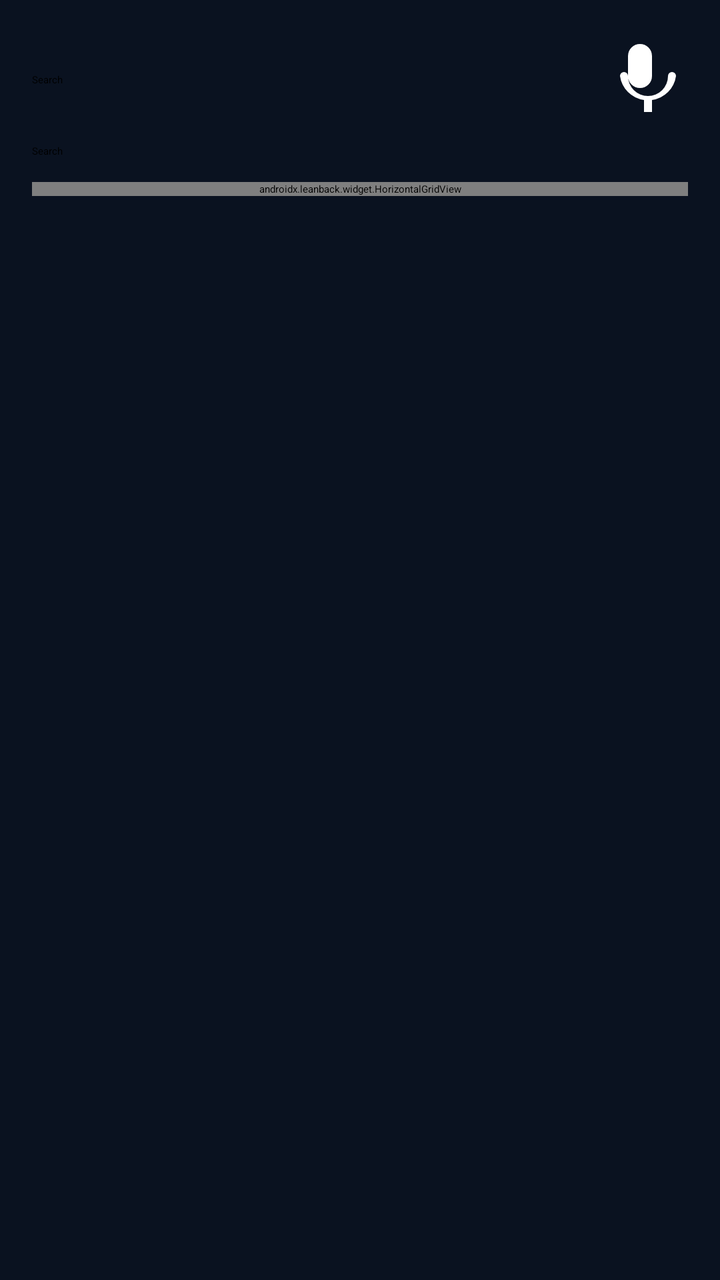
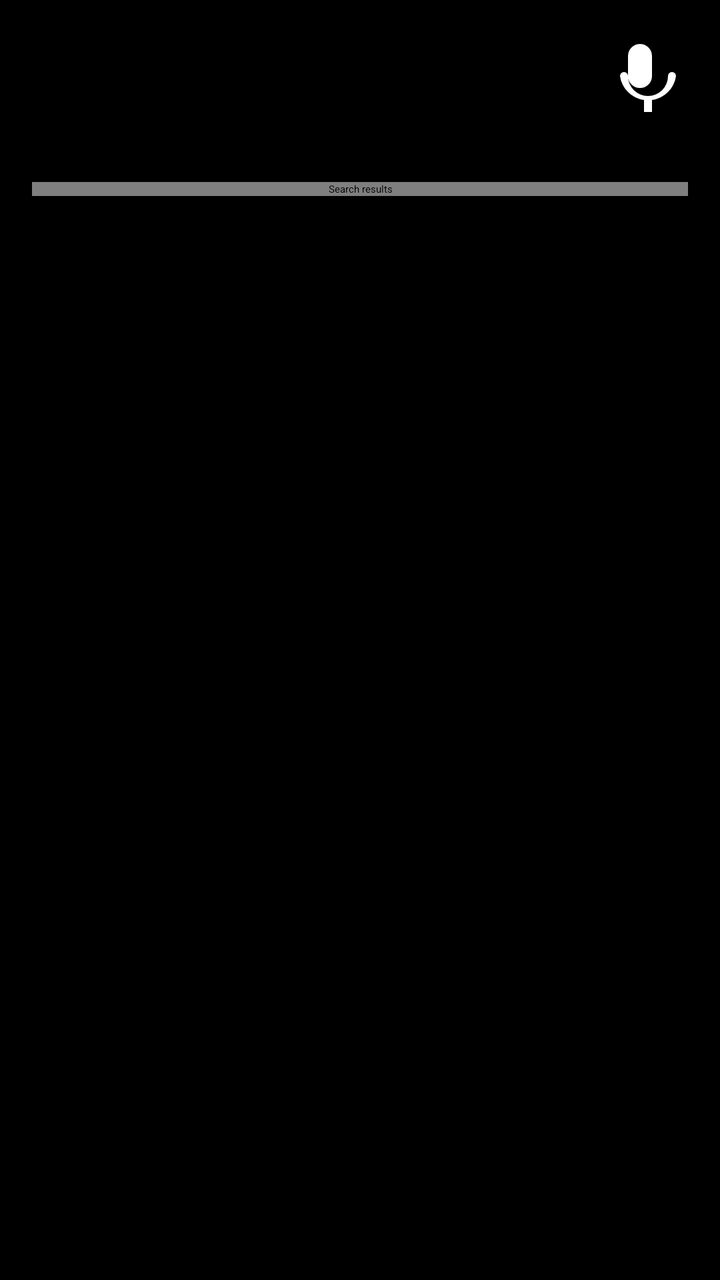

Screens rendered from an Android XML layout before and after an edit, with the pre-edit source and the edit as a unified diff.
<!-- AndroidManifest.xml: application theme AppTheme -->
<!-- res/layout/dialog_search.xml -->
<?xml version="1.0" encoding="utf-8"?>
<LinearLayout xmlns:android="http://schemas.android.com/apk/res/android"
    android:id="@+id/search_root"
    android:orientation="vertical"
    android:padding="16dp"
    android:layout_width="match_parent"
    android:layout_height="wrap_content">

    <LinearLayout
        android:orientation="horizontal"
        android:layout_width="match_parent"
        android:layout_height="wrap_content"
        android:gravity="center_vertical">

        <EditText
            android:id="@+id/search_edit"
            android:layout_width="0dp"
            android:layout_weight="1"
            android:layout_height="wrap_content"
            android:hint="@string/search"
            android:singleLine="true"
            android:imeOptions="actionSearch"
            android:inputType="text" />

        <ImageButton
            android:id="@+id/mic_button"
            android:layout_width="48dp"
            android:layout_height="48dp"
            android:layout_marginStart="12dp"
            android:focusable="true"
            android:focusableInTouchMode="true"
            android:background="?selectableItemBackgroundBorderless"
            android:contentDescription="@string/search"
            android:src="@drawable/ic_mic" />
    </LinearLayout>

    <Button
        android:id="@+id/search_button"
        android:layout_width="match_parent"
        android:layout_height="wrap_content"
        android:text="@string/search"
        android:layout_marginTop="8dp"
        android:focusable="true"
        android:focusableInTouchMode="true" />

    
    <androidx.leanback.widget.HorizontalGridView
        android:id="@+id/results_grid"
        android:layout_width="match_parent"
        android:layout_height="wrap_content"
        android:layout_marginTop="12dp"
        android:focusable="true"
        android:focusableInTouchMode="true" />
</LinearLayout>
<!-- resources referenced by this layout -->
<resources>
  <!-- drawable ic_mic (drawable) -->
  <?xml version="1.0" encoding="utf-8"?>
  <vector xmlns:android="http://schemas.android.com/apk/res/android"
      android:width="24dp" android:height="24dp"
      android:viewportWidth="24" android:viewportHeight="24">
      <path android:fillColor="#FFFFFF" android:pathData="M12,14a3,3 0 0,0 3,-3V6a3,3 0 0,0 -6,0v5a3,3 0 0,0 3,3zM19,11a1,1 0 0,1 2,0 7,7 0 0,1 -6,6v3h-2v-3a7,7 0 0,1 -6,-6 1,1 0 0,1 2,0 5,5 0 0,0 10,0z"/>
  </vector>
  <string name="search">Search</string>
  <style name="AppTheme" parent="Theme.Leanback.Browse">
          <item name="android:windowBackground">@color/tv_background</item>
          <item name="android:colorPrimary">@color/ocean_primary</item>
          <item name="android:colorAccent">@color/ocean_secondary</item>
          <item name="browseTitleViewStyle">@style/OceanBrowseTitle</item>
          
      </style>
  <color name="tv_background">@color/ocean_background</color>
  <color name="ocean_primary">#2563EB</color>
  <color name="ocean_secondary">#F59E0B</color>
  <style name="OceanBrowseTitle" parent="Widget.Leanback.TitleView">
          <item name="android:textColor">@color/ocean_text</item>
          <item name="android:background">#001122</item>
      </style>
  <color name="ocean_background">#0A1220</color>
  <color name="ocean_text">#E5E7EB</color>
</resources>

<!-- the commit's change to res/layout/dialog_search.xml (unified diff, before → after) -->
@@ -20,7 +20,8 @@
             android:hint="@string/search"
             android:singleLine="true"
             android:imeOptions="actionSearch"
-            android:inputType="text" />
+            android:inputType="text"
+            android:contentDescription="@string/search" />
 
         <ImageButton
             android:id="@+id/mic_button"
@@ -50,5 +51,6 @@
         android:layout_height="wrap_content"
         android:layout_marginTop="12dp"
         android:focusable="true"
-        android:focusableInTouchMode="true" />
+        android:focusableInTouchMode="true"
+        android:contentDescription="Search results" />
 </LinearLayout>
<!-- resource entries referenced after the edit -->
@@ -10,19 +10,20 @@
   <string name="search">Search</string>
   <style name="AppTheme" parent="Theme.Leanback.Browse">
           <item name="android:windowBackground">@color/tv_background</item>
-          <item name="android:colorPrimary">@color/ocean_primary</item>
-          <item name="android:colorAccent">@color/ocean_secondary</item>
+          <item name="android:colorPrimary">@color/tv_accent</item>
+          <item name="android:colorAccent">@color/tv_accent</item>
           <item name="browseTitleViewStyle">@style/OceanBrowseTitle</item>
           
       </style>
-  <color name="tv_background">@color/ocean_background</color>
-  <color name="ocean_primary">#2563EB</color>
-  <color name="ocean_secondary">#F59E0B</color>
+  <color name="tv_background">@color/tv_bg_canvas</color>
+  <color name="tv_accent">@color/accent_green</color>
   <style name="OceanBrowseTitle" parent="Widget.Leanback.TitleView">
-          <item name="android:textColor">@color/ocean_text</item>
-          <item name="android:background">#001122</item>
+          <item name="android:textColor">@color/tv_primary</item>
+          <item name="android:background">@color/tv_surface</item>
       </style>
-  <color name="ocean_background">#0A1220</color>
-  <color name="ocean_text">#E5E7EB</color>
+  <color name="tv_bg_canvas">#000000</color>
+  <color name="accent_green">#00E676</color>
+  <color name="tv_primary">#FFFFFFFF</color>
+  <color name="tv_surface">#121212</color>
 </resources>
 
